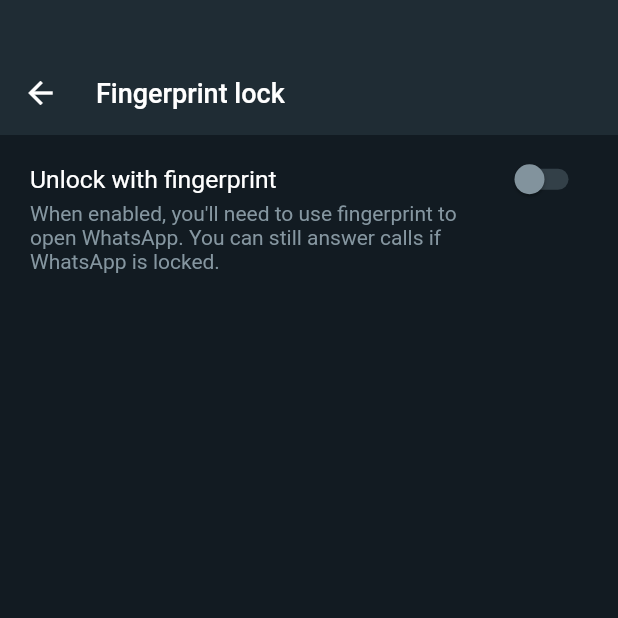
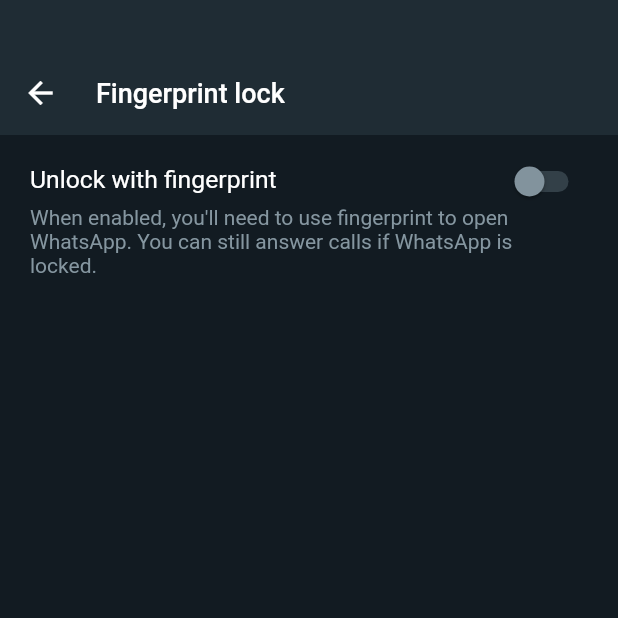
Before and after one commit to CodingHashira/whatsapp-android-ui-clone, a Flutter app: the FingerprintLockPage screen opened directly, on a phone screen of 412 x 824 dp, the top half of it. Run offline on Flutter 3.47's test engine with Material 2 defaults, Android fonts, the phone set to English and light mode, and no system bars; our stand-ins replace feather_icons.

Commit message:
Enhanced list_tile.dart

```diff
--- a/lib/common/list_tile.dart
+++ b/lib/common/list_tile.dart
@@ -9,10 +9,15 @@ class CustomListTile extends StatelessWidget {
     this.leadingWidth,
     this.contentPadding,
     this.titleSize,
+    this.titleColor,
     required this.title,
     this.trailingWidget,
     this.subTitleSize,
     this.subTitle,
+    this.subTitleWidthOffset,
+    this.setLeadingAtTop,
+    this.onTap,
+    this.subTitleWidget,
   }) : super(key: key);
 
   final EdgeInsetsGeometry? padding;
@@ -20,18 +25,28 @@ class CustomListTile extends StatelessWidget {
   final double? leadingWidth;
   final double? contentPadding;
   final double? titleSize;
+  final Color? titleColor;
   final String title;
   final Widget? trailingWidget;
   final double? subTitleSize;
   final String? subTitle;
+  final double? subTitleWidthOffset;
+  final bool? setLeadingAtTop;
+  final VoidCallback? onTap;
+  final Widget? subTitleWidget;
 
   @override
   Widget build(BuildContext context) {
     final double screenWidth = MediaQuery.of(context).size.width;
     return GestureDetector(
+      behavior: HitTestBehavior.translucent,
+      onTap: onTap,
       child: Padding(
         padding: padding ?? const EdgeInsets.all(20.0),
         child: Row(
+          crossAxisAlignment: setLeadingAtTop == true
+              ? CrossAxisAlignment.start
+              : CrossAxisAlignment.center,
           children: [
             if (leading != null)
               Padding(
@@ -45,17 +60,22 @@ class CustomListTile extends StatelessWidget {
                 children: [
                   Row(
                     mainAxisAlignment: MainAxisAlignment.spaceBetween,
+                    crossAxisAlignment: CrossAxisAlignment.start,
                     children: [
-                      Text(
-                        title,
-                        style: kTitleTextStyle.copyWith(
-                          fontWeight: FontWeight.normal,
-                          fontSize: titleSize,
+                      SizedBox(
+                        width: screenWidth - 120,
+                        child: Text(
+                          title,
+                          style: kTitleTextStyle.copyWith(
+                            color: titleColor,
+                            fontSize: titleSize,
+                            fontWeight: FontWeight.normal,
+                          ),
                         ),
                       ),
                       if (trailingWidget != null)
                         SizedBox(
-                          height: 0.0,
+                          height: 22.0,
                           child: trailingWidget,
                         ),
                     ],
@@ -65,8 +85,8 @@ class CustomListTile extends StatelessWidget {
                     Padding(
                       padding: const EdgeInsets.only(top: 5),
                       child: SizedBox(
-                        width: leading == null
-                            ? screenWidth - 120
+                        width: subTitleWidthOffset != null
+                            ? screenWidth - subTitleWidthOffset!
                             : screenWidth - 120,
                         child: Text(
                           subTitle!,
@@ -77,7 +97,8 @@ class CustomListTile extends StatelessWidget {
                           maxLines: 4,
                         ),
                       ),
-                    )
+                    ),
+                  if (subTitleWidget != null) subTitleWidget!
                 ],
               ),
             )
```
